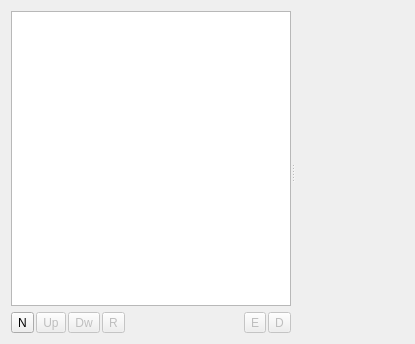
Qt form src/widgets/effectstack_ui.ui (KDE/kdenlive) before a commit.
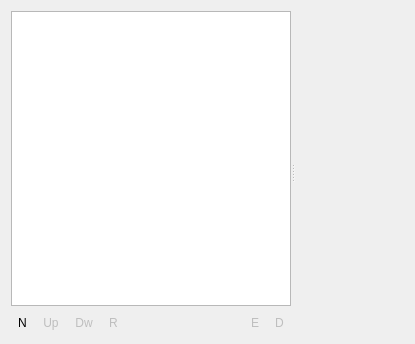
The same form after that commit. Custom widgets are drawn as their Qt base class.

Patch:
```diff
--- a/src/widgets/effectstack_ui.ui
+++ b/src/widgets/effectstack_ui.ui
@@ -21,9 +21,9 @@
      <property name="orientation" >
       <enum>Qt::Horizontal</enum>
      </property>
-     <widget class="QWidget" name="" >
-      <layout class="QGridLayout" name="gridLayout" >
-       <property name="horizontalSpacing" >
+     <widget class="QWidget" name="layoutWidget">
+      <layout class="QGridLayout" name="gridLayout">
+       <property name="horizontalSpacing">
         <number>2</number>
        </property>
        <item row="0" column="0" colspan="7" >
@@ -53,6 +53,9 @@
          <property name="popupMode" >
           <enum>QToolButton::InstantPopup</enum>
          </property>
+         <property name="autoRaise">
+          <bool>true</bool>
+         </property>
         </widget>
        </item>
        <item row="1" column="1" >
@@ -63,6 +66,9 @@
          <property name="text" >
           <string>Up</string>
          </property>
+         <property name="autoRaise">
+          <bool>true</bool>
+         </property>
         </widget>
        </item>
        <item row="1" column="2" >
@@ -73,6 +79,9 @@
          <property name="text" >
           <string>Dw</string>
          </property>
+         <property name="autoRaise">
+          <bool>true</bool>
+         </property>
         </widget>
        </item>
        <item row="1" column="3" >
@@ -83,6 +92,9 @@
          <property name="text" >
           <string>R</string>
          </property>
+         <property name="autoRaise">
+          <bool>true</bool>
+         </property>
         </widget>
        </item>
        <item row="1" column="4" >
@@ -109,6 +121,9 @@
          <property name="text" >
           <string>E</string>
          </property>
+         <property name="autoRaise">
+          <bool>true</bool>
+         </property>
         </widget>
        </item>
        <item row="1" column="6" >
@@ -119,6 +134,9 @@
          <property name="text" >
           <string>D</string>
          </property>
+         <property name="autoRaise">
+          <bool>true</bool>
+         </property>
         </widget>
        </item>
       </layout>
```
Left out of the diff: 95 changed lines with no effect on the pictures.
